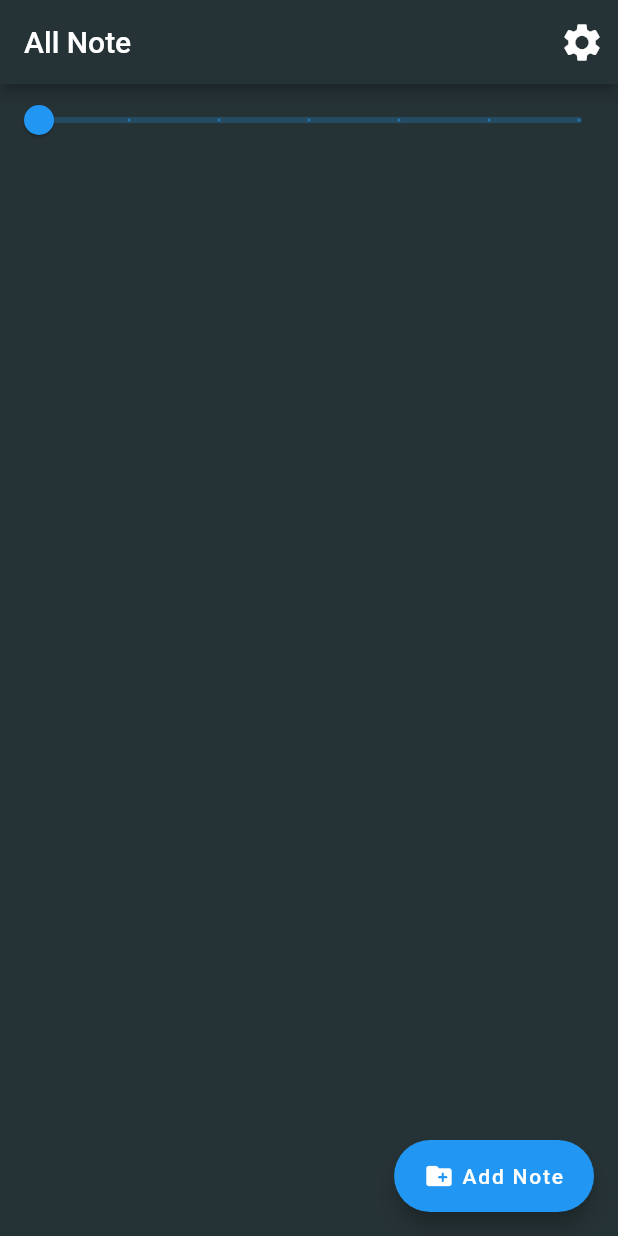
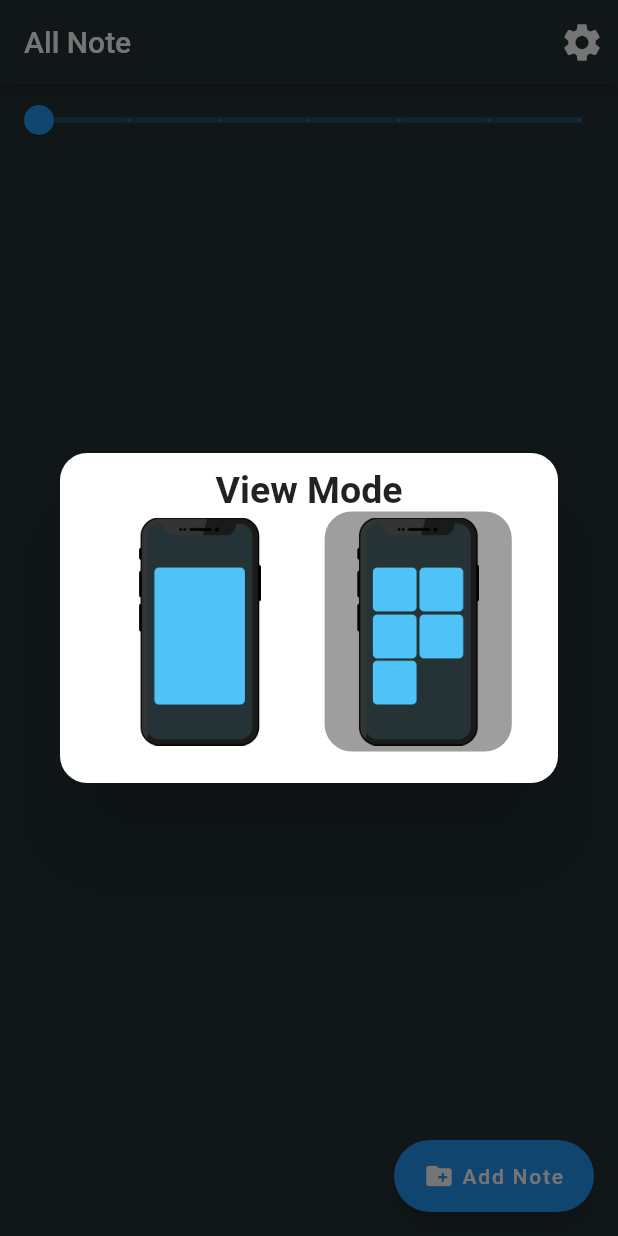
Before and after one commit to DevRamy/note_app_ramy-Flutter, a Flutter app: the screen it shows after launch, after a tap on the "settings" icon, on a phone screen of 412 x 824 dp. Run offline on Flutter 3.47's test engine with Material 2 defaults, Android fonts, the phone set to English and light mode, and no system bars; our stand-ins replace flutter_svg, sqflite; accounts and stored records are empty.

Commit message:
version 11
app completed

```diff
--- a/lib/Home Screen/main_home_screen.dart
+++ b/lib/Home Screen/main_home_screen.dart
@@ -2,6 +2,7 @@
 
 import 'package:flutter/material.dart';
 import 'package:flutter_staggered_grid_view/flutter_staggered_grid_view.dart';
+import 'package:flutter_svg/flutter_svg.dart';
 import 'package:note_app_ramy/Add%20Note%20Screen/main_add_note_screen.dart';
 import 'package:note_app_ramy/Constant/constant_colors.dart';
 import 'package:note_app_ramy/Database/helper_methods.dart';
@@ -46,9 +47,93 @@ class _HomeScreenState extends State<HomeScreen> {
             IconButton(
               icon: Icon(Icons.settings, size: 30),
               onPressed: () async {
-                // await DBProvider.db.getAllNote();
-                // setState(() {});
-                // multiScreen = !multiScreen ? true : false;
+                showDialog(
+                  context: context,
+                  builder: (BuildContext context) {
+                    return Dialog(
+                      shape: RoundedRectangleBorder(
+                        borderRadius: BorderRadius.circular(18.0),
+                      ),
+                      child: Container(
+                          margin: EdgeInsets.all(10.0),
+                          height: 200,
+                          decoration: BoxDecoration(
+                            color: Colors.white10,
+                            borderRadius: BorderRadius.circular(18),
+                          ),
+                          child: LayoutBuilder(
+                            builder: (context, constrains) {
+                              double alertWidth = constrains.maxWidth;
+                              double alertHeight = constrains.maxHeight;
+                              return Column(
+                                crossAxisAlignment: CrossAxisAlignment.center,
+                                // ignore: prefer_const_literals_to_create_immutables
+                                children: [
+                                  Text(
+                                    'View Mode',
+                                    style: TextStyle(
+                                        fontSize: 25.0,
+                                        fontWeight: FontWeight.bold),
+                                  ),
+                                  Row(
+                                    mainAxisAlignment:
+                                        MainAxisAlignment.spaceEvenly,
+                                    children: [
+                                      // Todo : One Page View
+                                      GestureDetector(
+                                        child: Container(
+                                          width: alertWidth / 2.5,
+                                          height: alertHeight * 0.8,
+                                          padding: EdgeInsets.all(4.0),
+                                          decoration: BoxDecoration(
+                                            borderRadius:
+                                                BorderRadius.circular(18.0),
+                                            color: !multiScreen
+                                                ? Colors.grey
+                                                : Colors.white,
+                                          ),
+                                          child: Image.asset(
+                                              'images/one note page.png'),
+                                        ),
+                                        onTap: () async {
+                                          await DBProvider.db.getAllNote();
+                                          multiScreen = false;
+                                          setState(() {});
+                                          Navigator.of(context).pop();
+                                        },
+                                      ),
+                                      // Todo : Multi Page View
+                                      GestureDetector(
+                                        child: Container(
+                                          width: alertWidth / 2.5,
+                                          height: alertHeight * 0.8,
+                                          padding: EdgeInsets.all(4.0),
+                                          decoration: BoxDecoration(
+                                            borderRadius:
+                                                BorderRadius.circular(18.0),
+                                            color: multiScreen
+                                                ? Colors.grey
+                                                : Colors.white,
+                                          ),
+                                          child: Image.asset(
+                                              'images/multi note.png'),
+                                        ),
+                                        onTap: () async {
+                                          await DBProvider.db.getAllNote();
+                                          multiScreen = true;
+                                          setState(() {});
+                                          Navigator.of(context).pop();
+                                        },
+                                      ),
+                                    ],
+                                  )
+                                ],
+                              );
+                            },
+                          )),
+                    );
+                  },
+                );
               },
             ),
           ],
@@ -149,8 +234,6 @@ class _HomeScreenState extends State<HomeScreen> {
                               ),
                               child: LayoutBuilder(
                                 builder: (context, constrains) {
-                                  double layoutWidth = constrains.maxWidth;
-                                  double layoutHieght = constrains.maxHeight;
                                   return Column(
                                     crossAxisAlignment:
                                         CrossAxisAlignment.center,
@@ -202,76 +285,82 @@ class _HomeScreenState extends State<HomeScreen> {
                   visible: !multiScreen,
                   child: Expanded(
                     child: Container(
-                      margin: EdgeInsets.only(left: 8.0, top: 8.0, right: 8.0),
+                      margin: EdgeInsets.only(
+                        top: 8.0,
+                        left: 8.0,
+                        right: 8.0,
+                      ),
                       decoration: BoxDecoration(
+                        color: kThemColor,
                         borderRadius: BorderRadius.only(
-                            topLeft: Radius.circular(18),
-                            topRight: Radius.circular(18)),
-                        color: kBlueNote,
+                          topLeft: Radius.circular(18.0),
+                          topRight: Radius.circular(18.0),
                         ),
-                      child: Padding(
-                        padding: EdgeInsets.all(8.0),
-                        child: Expanded(
-                          child: StaggeredGridView.countBuilder(
-                            crossAxisCount: 1,
+                      ),
+                      child: LayoutBuilder(
+                        builder: (context, constrains) {
+                          double layoutWidth = constrains.maxWidth;
+                          double layoutHeight = constrains.maxHeight;
+                          return ListView.builder(
                             itemCount: allNote.length,
                             itemBuilder: (context, index) {
                               var indexNote = allNote[index];
                               return Container(
-                                padding: EdgeInsets.all(8.0),
-                                width: 200,
-                                height: currentSliderValue * 10,
+                                margin: EdgeInsets.symmetric(
+                                    horizontal: 5.0, vertical: 15.0),
+                                width: layoutWidth,
+                                height: layoutHeight,
                                 decoration: BoxDecoration(
-                                  borderRadius: BorderRadius.circular(18),
                                   color: kBlueNote,
+                                  borderRadius: BorderRadius.circular(18.0),
                                 ),
                                 child: Column(
-                                  children: <Widget>[
-                                    //Todo : Note Title
-                                    Padding(
-                                      padding:
-                                          EdgeInsets.symmetric(horizontal: 2.0),
-                                      child: Expanded(
-                                        child: SingleChildScrollView(
+                                  children: [
+                                    SizedBox(
+                                      height: 30,
+                                    ),
+                                    Text(
+                                      'Page: ${index + 1} \n',
+                                      style: TextStyle(
+                                        fontSize: 30,
+                                        fontWeight: FontWeight.bold,
+                                      ),
+                                    ),
+                                    SingleChildScrollView(
                                       scrollDirection: Axis.horizontal,
                                       child: Text(
                                         'Title: ${indexNote.title()}',
                                         style: TextStyle(
-                                              color: Colors.black,
-                                              fontSize: currentSliderValue,
+                                          fontSize: 25,
                                           fontWeight: FontWeight.bold,
                                         ),
                                       ),
                                     ),
+                                    SizedBox(
+                                      height: 30,
                                     ),
-                                    ),
-                                    //Todo : Note Body
                                     Expanded(
                                       child: Padding(
-                                        padding: EdgeInsets.symmetric(
-                                            horizontal: 5.0, vertical: 5.0),
+                                        padding: const EdgeInsets.symmetric(
+                                            horizontal: 30.0, vertical: 8.0),
                                         child: SingleChildScrollView(
                                           scrollDirection: Axis.vertical,
                                           child: Text(
                                             indexNote.noteBody(),
-                                            textAlign: TextAlign.center,
                                             style: TextStyle(
-                                              color: Colors.black,
                                               fontSize: currentSliderValue - 4,
                                               fontWeight: FontWeight.bold,
                                             ),
                                           ),
                                         ),
                                       ),
-                                    ),
+                                    )
                                   ],
                                 ),
                               );
                             },
-                            staggeredTileBuilder: (index) =>
-                                StaggeredTile.fit(1),
-                          ),
-                        ),
+                          );
+                        },
                       ),
                     ),
                   ),
```
Also changed, not shown: pubspec.yaml (+4 -10 lines), images/multi note.png (added), images/one note page.png (added), pubspec.lock, 6 other files. Lines whose indentation alone changed are shown as unchanged.
